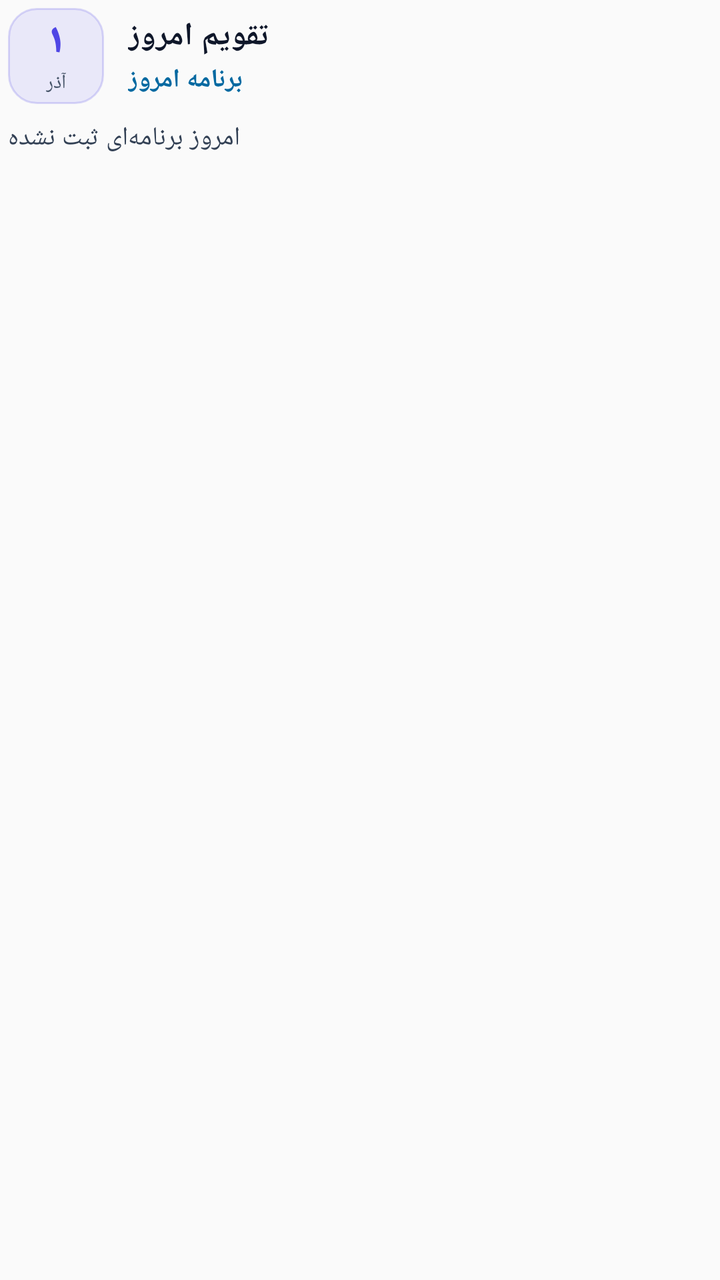
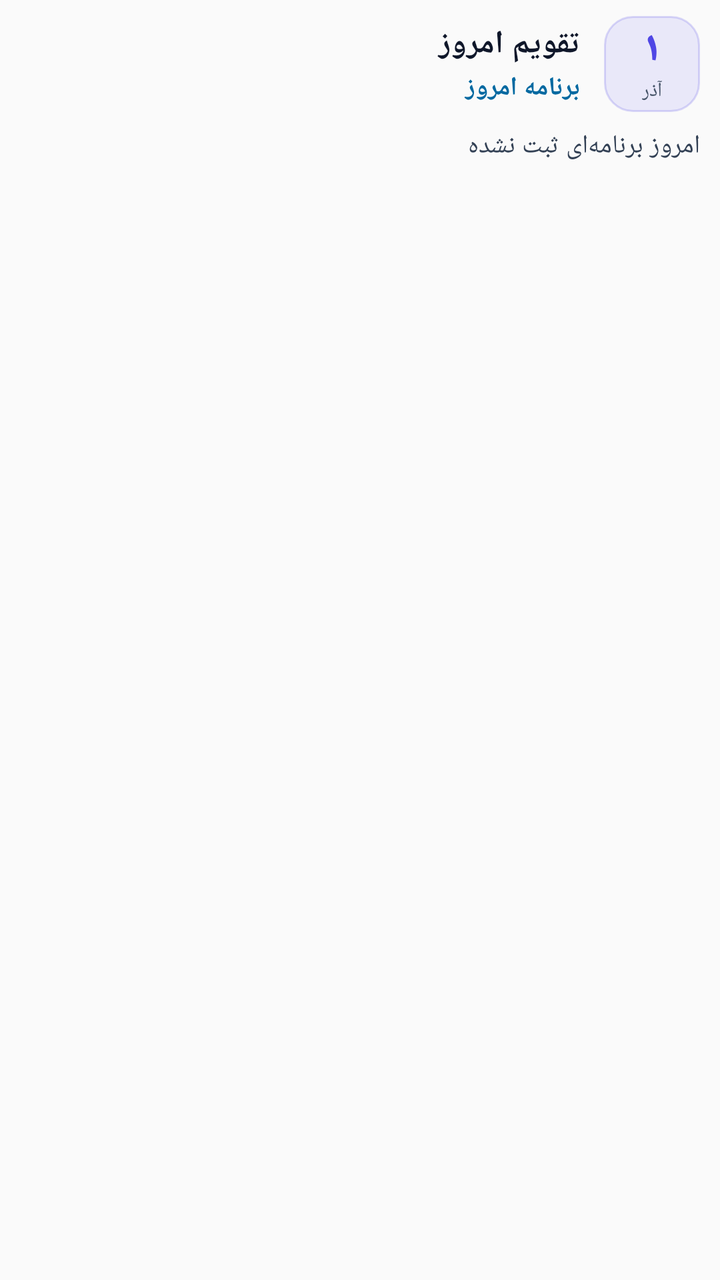

The first picture is an Android layout as it rendered before a commit; the second is the same layout after the commit. The layout source and the unified diff follow.
<!-- AndroidManifest.xml: application theme AppTheme -->
<!-- res/layout/notification_status_expanded.xml -->
<?xml version="1.0" encoding="utf-8"?>
<LinearLayout xmlns:android="http://schemas.android.com/apk/res/android"
    android:layout_width="match_parent"
    android:layout_height="wrap_content"
    android:background="@android:color/transparent"
    android:orientation="vertical"
    android:paddingLeft="4dp"
    android:paddingTop="4dp"
    android:paddingRight="4dp"
    android:paddingBottom="4dp">

    
    <LinearLayout
        android:layout_width="match_parent"
        android:layout_height="wrap_content"
        android:gravity="center_vertical"
        android:orientation="horizontal">

        <LinearLayout
            android:layout_width="48dp"
            android:layout_height="48dp"
            android:background="@drawable/notif_day_badge"
            android:gravity="center"
            android:orientation="vertical">

            <TextView
                android:id="@+id/notif_exp_day_num"
                android:layout_width="wrap_content"
                android:layout_height="wrap_content"
                android:fontFamily="sans-serif-black"
                android:includeFontPadding="false"
                android:text="۱"
                android:textColor="@color/notif_accent"
                android:textSize="20sp"
                android:textStyle="bold" />

            <TextView
                android:id="@+id/notif_exp_month_name"
                android:layout_width="wrap_content"
                android:layout_height="wrap_content"
                android:fontFamily="sans-serif-medium"
                android:includeFontPadding="false"
                android:text="آذر"
                android:textColor="@color/notif_text_muted"
                android:textSize="10sp" />
        </LinearLayout>

        <LinearLayout
            android:layout_width="0dp"
            android:layout_height="wrap_content"
            android:layout_marginStart="12dp"
            android:layout_weight="1"
            android:orientation="vertical">

            <TextView
                android:id="@+id/notif_exp_date"
                android:layout_width="match_parent"
                android:layout_height="wrap_content"
                android:ellipsize="end"
                android:fontFamily="sans-serif-medium"
                android:gravity="end"
                android:maxLines="1"
                android:text="تقویم امروز"
                android:textColor="@color/notif_text_primary"
                android:textSize="16sp"
                android:textStyle="bold" />

            <TextView
                android:id="@+id/notif_exp_summary"
                android:layout_width="match_parent"
                android:layout_height="wrap_content"
                android:layout_marginTop="2dp"
                android:ellipsize="end"
                android:fontFamily="sans-serif-medium"
                android:gravity="end"
                android:maxLines="1"
                android:text="برنامه امروز"
                android:textColor="@color/notif_summary_text"
                android:textSize="13sp"
                android:textStyle="bold" />
        </LinearLayout>
    </LinearLayout>

    
    <TextView
        android:id="@+id/notif_exp_details"
        android:layout_width="match_parent"
        android:layout_height="wrap_content"
        android:layout_marginTop="8dp"
        android:ellipsize="end"
        android:fontFamily="sans-serif"
        android:gravity="end"
        android:lineSpacingExtra="4dp"
        android:maxLines="5"
        android:text="امروز برنامه‌ای ثبت نشده"
        android:textColor="@color/notif_text_secondary"
        android:textSize="13sp" />
</LinearLayout>
<!-- resources referenced by this layout -->
<resources>
  <color name="notif_accent">#4f46e5</color>
  <color name="notif_summary_text">#0369a1</color>
  <color name="notif_text_muted">#475569</color>
  <color name="notif_text_primary">#0f172a</color>
  <color name="notif_text_secondary">#334155</color>
  <!-- drawable notif_day_badge (drawable) -->
  <?xml version="1.0" encoding="utf-8"?>
  <shape xmlns:android="http://schemas.android.com/apk/res/android" android:shape="rectangle">
      <solid android:color="@color/notif_day_badge_bg" />
      <stroke android:width="1dp" android:color="@color/notif_day_badge_stroke" />
      <corners android:radius="14dp" />
  </shape>
  <style name="AppTheme" parent="Theme.AppCompat.Light.DarkActionBar">
          
          <item name="colorPrimary">@color/colorPrimary</item>
          <item name="colorPrimaryDark">@color/colorPrimaryDark</item>
          <item name="colorAccent">@color/colorAccent</item>
      </style>
  <color name="notif_day_badge_bg">#1a4f46e5</color>
  <color name="notif_day_badge_stroke">#334f46e5</color>
</resources>

<!-- the commit's change to res/layout/notification_status_expanded.xml (unified diff, before → after) -->
@@ -3,11 +3,12 @@
     android:layout_width="match_parent"
     android:layout_height="wrap_content"
     android:background="@android:color/transparent"
+    android:layoutDirection="rtl"
     android:orientation="vertical"
-    android:paddingLeft="4dp"
-    android:paddingTop="4dp"
-    android:paddingRight="4dp"
-    android:paddingBottom="4dp">
+    android:paddingLeft="10dp"
+    android:paddingTop="8dp"
+    android:paddingRight="10dp"
+    android:paddingBottom="8dp">
 
     
     <LinearLayout
@@ -58,10 +59,11 @@
                 android:layout_height="wrap_content"
                 android:ellipsize="end"
                 android:fontFamily="sans-serif-medium"
-                android:gravity="end"
+                android:gravity="right"
                 android:maxLines="1"
                 android:text="تقویم امروز"
                 android:textColor="@color/notif_text_primary"
+                android:textDirection="rtl"
                 android:textSize="16sp"
                 android:textStyle="bold" />
 
@@ -72,10 +74,11 @@
                 android:layout_marginTop="2dp"
                 android:ellipsize="end"
                 android:fontFamily="sans-serif-medium"
-                android:gravity="end"
+                android:gravity="right"
                 android:maxLines="1"
                 android:text="برنامه امروز"
                 android:textColor="@color/notif_summary_text"
+                android:textDirection="rtl"
                 android:textSize="13sp"
                 android:textStyle="bold" />
         </LinearLayout>
@@ -89,10 +92,11 @@
         android:layout_marginTop="8dp"
         android:ellipsize="end"
         android:fontFamily="sans-serif"
-        android:gravity="end"
+        android:gravity="right"
         android:lineSpacingExtra="4dp"
         android:maxLines="5"
         android:text="امروز برنامه‌ای ثبت نشده"
         android:textColor="@color/notif_text_secondary"
+        android:textDirection="rtl"
         android:textSize="13sp" />
 </LinearLayout>
